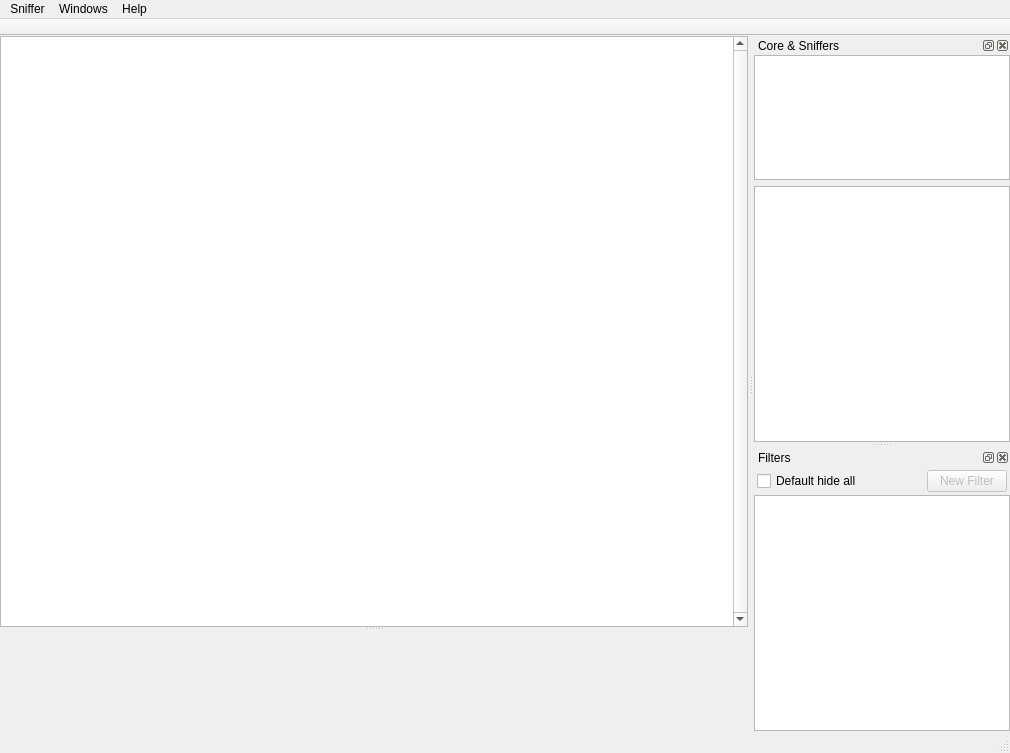
First picture: the form in IntPe9/Ui/Main.ui, repository AxDSan/IntPe9-1, before the edit.
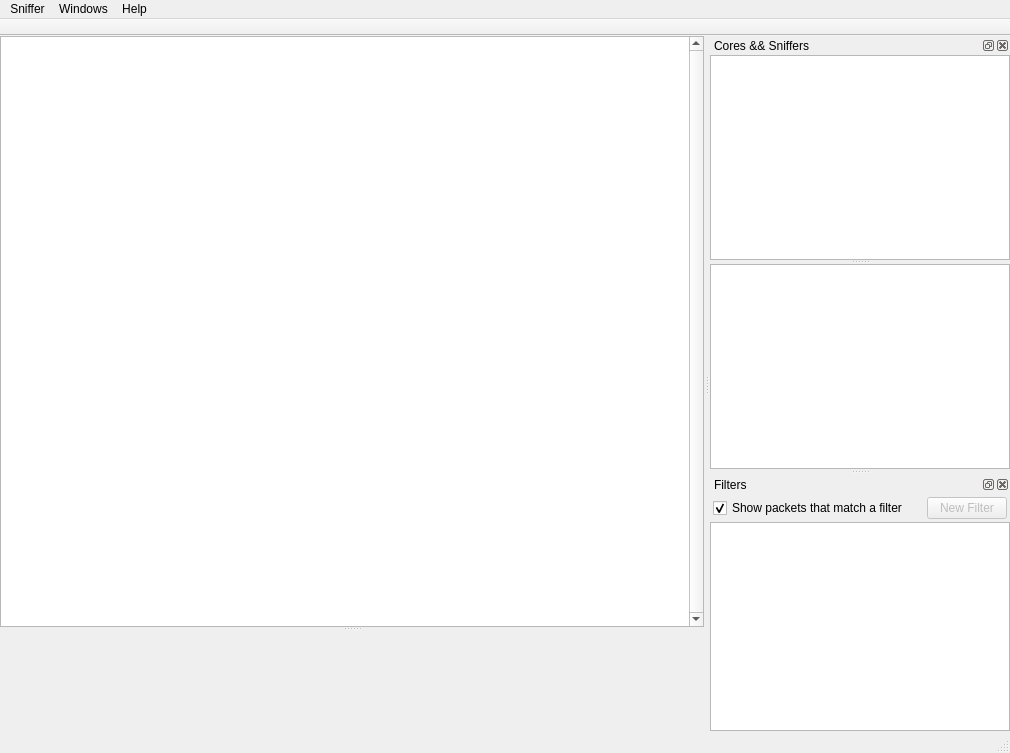
Second picture: the form after the edit. Icons and pictures are not drawn.

```diff
--- a/IntPe9/Ui/Main.ui
+++ b/IntPe9/Ui/Main.ui
@@ -164,76 +164,81 @@
   <widget class="QStatusBar" name="statusBar"/>
   <widget class="QDockWidget" name="dockCores">
    <property name="windowTitle">
-    <string>Core &amp; Sniffers</string>
+    <string>Cores &amp;&amp; Sniffers</string>
    </property>
    <attribute name="dockWidgetArea">
     <number>2</number>
    </attribute>
    <widget class="QWidget" name="dockWidgetContents">
     <layout class="QVBoxLayout" name="verticalLayout">
+     <property name="spacing">
+      <number>0</number>
+     </property>
      <property name="margin">
       <number>0</number>
      </property>
      <item>
-      <widget class="QTableView" name="tableCores">
-       <property name="maximumSize">
-        <size>
-         <width>16777215</width>
-         <height>125</height>
-        </size>
-       </property>
-       <property name="editTriggers">
-        <set>QAbstractItemView::NoEditTriggers</set>
-       </property>
-       <property name="showDropIndicator" stdset="0">
-        <bool>false</bool>
-       </property>
-       <property name="dragDropOverwriteMode">
-        <bool>false</bool>
-       </property>
-       <property name="dragDropMode">
-        <enum>QAbstractItemView::NoDragDrop</enum>
-       </property>
-       <property name="alternatingRowColors">
-        <bool>true</bool>
-       </property>
-       <property name="selectionBehavior">
-        <enum>QAbstractItemView::SelectRows</enum>
-       </property>
-       <property name="iconSize">
-        <size>
-         <width>0</width>
-         <height>0</height>
-        </size>
-       </property>
-       <property name="wordWrap">
-        <bool>false</bool>
-       </property>
-       <property name="cornerButtonEnabled">
-        <bool>false</bool>
-       </property>
-       <attribute name="horizontalHeaderHighlightSections">
-        <bool>false</bool>
-       </attribute>
-       <attribute name="horizontalHeaderStretchLastSection">
-        <bool>true</bool>
-       </attribute>
-       <attribute name="verticalHeaderVisible">
-        <bool>false</bool>
-       </attribute>
-       <attribute name="verticalHeaderDefaultSectionSize">
-        <number>20</number>
-       </attribute>
-      </widget>
-     </item>
-     <item>
-      <widget class="QTableView" name="tableSniffers">
+      <widget class="QSplitter" name="splitter">
        <property name="sizePolicy">
-        <sizepolicy hsizetype="Expanding" vsizetype="Expanding">
+        <sizepolicy hsizetype="Preferred" vsizetype="Minimum">
          <horstretch>0</horstretch>
          <verstretch>0</verstretch>
         </sizepolicy>
        </property>
+       <property name="minimumSize">
+        <size>
+         <width>0</width>
+         <height>100</height>
+        </size>
+       </property>
+       <property name="orientation">
+        <enum>Qt::Vertical</enum>
+       </property>
+       <widget class="QTableView" name="tableCores">
+        <property name="editTriggers">
+         <set>QAbstractItemView::NoEditTriggers</set>
+        </property>
+        <property name="showDropIndicator" stdset="0">
+         <bool>false</bool>
+        </property>
+        <property name="dragDropOverwriteMode">
+         <bool>false</bool>
+        </property>
+        <property name="dragDropMode">
+         <enum>QAbstractItemView::DropOnly</enum>
+        </property>
+        <property name="alternatingRowColors">
+         <bool>true</bool>
+        </property>
+        <property name="selectionBehavior">
+         <enum>QAbstractItemView::SelectRows</enum>
+        </property>
+        <property name="iconSize">
+         <size>
+          <width>0</width>
+          <height>0</height>
+         </size>
+        </property>
+        <property name="wordWrap">
+         <bool>false</bool>
+        </property>
+        <property name="cornerButtonEnabled">
+         <bool>false</bool>
+        </property>
+        <attribute name="horizontalHeaderHighlightSections">
+         <bool>false</bool>
+        </attribute>
+        <attribute name="horizontalHeaderStretchLastSection">
+         <bool>true</bool>
+        </attribute>
+        <attribute name="verticalHeaderVisible">
+         <bool>false</bool>
+        </attribute>
+        <attribute name="verticalHeaderDefaultSectionSize">
+         <number>20</number>
+        </attribute>
+       </widget>
+       <widget class="QTableView" name="tableSniffers">
        <property name="editTriggers">
         <set>QAbstractItemView::NoEditTriggers</set>
        </property>
@@ -289,6 +294,7 @@
         <number>20</number>
        </attribute>
       </widget>
+      </widget>
      </item>
     </layout>
    </widget>
@@ -317,6 +323,12 @@
    </attribute>
   </widget>
   <widget class="QDockWidget" name="dockFilters">
+   <property name="minimumSize">
+    <size>
+     <width>300</width>
+     <height>122</height>
+    </size>
+   </property>
    <property name="windowTitle">
     <string>Filters</string>
    </property>
@@ -343,7 +355,10 @@
         <item>
          <widget class="QCheckBox" name="isDefaultHidden">
           <property name="text">
-           <string>Default hide all</string>
+           <string>Show packets that match a filter</string>
+          </property>
+          <property name="checked">
+           <bool>true</bool>
           </property>
          </widget>
         </item>
@@ -383,6 +398,12 @@
        <property name="cornerButtonEnabled">
         <bool>false</bool>
        </property>
+       <attribute name="horizontalHeaderDefaultSectionSize">
+        <number>50</number>
+       </attribute>
+       <attribute name="horizontalHeaderHighlightSections">
+        <bool>false</bool>
+       </attribute>
        <attribute name="horizontalHeaderStretchLastSection">
         <bool>true</bool>
        </attribute>
```
Left out of the diff: 22 changed lines with no effect on the pictures. Lines whose indentation alone changed are shown as unchanged.
